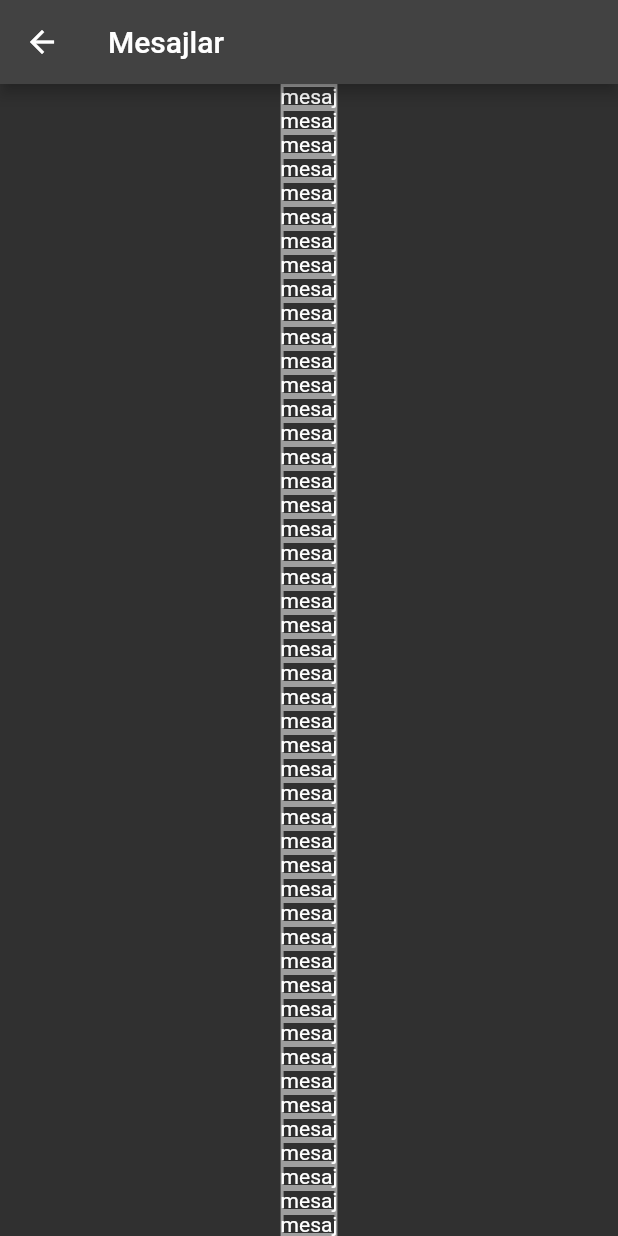
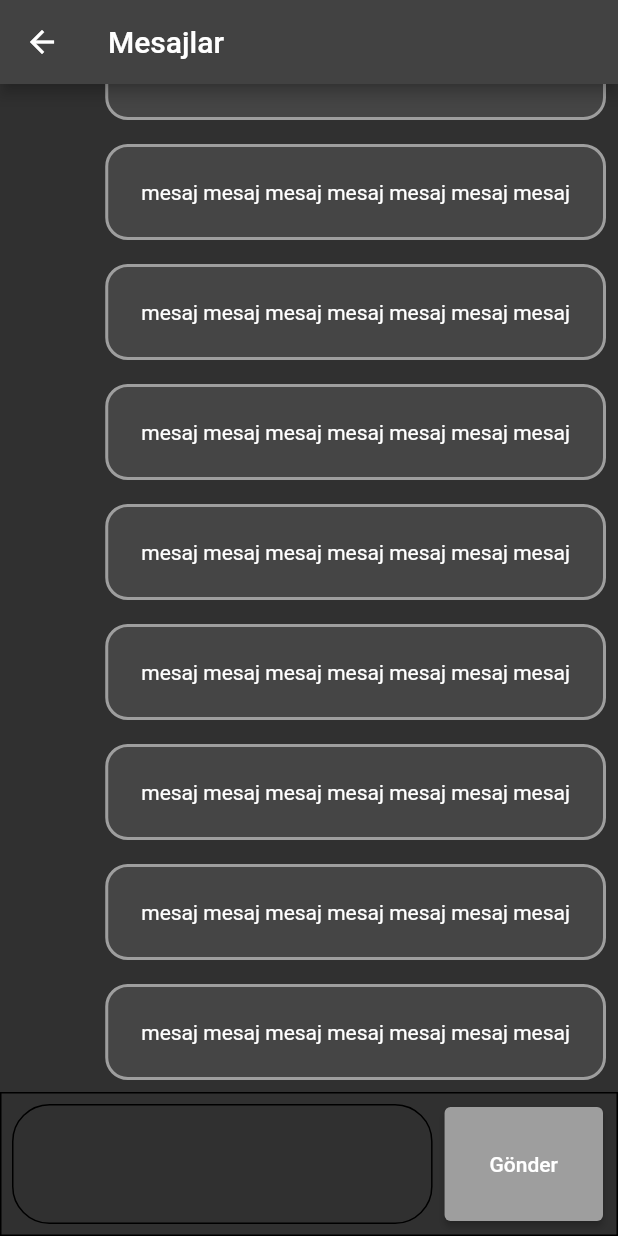
Before and after one commit to dilberates/Student_Communication_App, a Flutter app: the screen it shows after launch, after a tap on "Mesajlar", on a phone screen of 412 x 824 dp. Run offline on Flutter 3.47's test engine with Material 2 defaults, Android fonts, the phone set to English and light mode, and no system bars.

Commit message:
Message Page
Messages Page tasarımı yapılmış oldu.

```diff
--- a/lib/main.dart
+++ b/lib/main.dart
@@ -33,6 +33,46 @@ class MyHomePage extends StatelessWidget {
     return Scaffold(
       appBar: AppBar(
         title: Text(title),
+      ),
+      drawer: Drawer(
+        child: ListView(
+          padding: EdgeInsets.zero,
+          children: [
+            const DrawerHeader(
+              decoration: BoxDecoration(
+                color: Colors.black26,
+              ),
+              child: Text('Menü'),
+            ),
+            ListTile(
+              title: const Text('Öğrenciler'),
+              onTap: () {
+                Navigator.of(context).push(
+                    MaterialPageRoute(builder:
+                        (context)=>StudentsPage()
+                    ));
+              },
+            ),
+            ListTile(
+              title: const Text('Öğretmenler'),
+              onTap: () {
+                Navigator.of(context).push(
+                    MaterialPageRoute(builder:
+                        (context)=>TeachersPage()
+                    ));
+              },
+            ),
+            ListTile(
+              title: const Text('Mesajlar'),
+              onTap: () {
+                Navigator.of(context).push(
+                    MaterialPageRoute(builder:
+                        (context)=>MessagesPage()
+                    ));
+              },
+            ),
+          ],
+        ),
       ),
       body: Center(
         child: Column(
--- a/lib/pages/ messages_page.dart
+++ b/lib/pages/ messages_page.dart
@@ -1,3 +1,5 @@
+import 'dart:math';
+
 import 'package:flutter/material.dart';
 
 class MessagesPage extends StatefulWidget {
@@ -12,22 +14,77 @@ class _MessagesPageState extends State<MessagesPage> {
   Widget build(BuildContext context) {
     return Scaffold(
         appBar: AppBar(title: Text('Mesajlar'),),
-        body: Center(child:
-        ListView.builder(
-          itemBuilder: (context,index){
-          bool benMiyim =true;
-          return Align(
-            alignment: Alignment.center,
-            child:DecoratedBox(
+        body: Column(
+          children:[ Expanded(
+            child: ListView.builder(
+              reverse: true,
+              itemBuilder: (context,index){
+              bool benMiyim =Random().nextBool();
+              return Align(
+                alignment: benMiyim ? Alignment.centerRight : Alignment.centerLeft,
+                child:Padding(
+                  padding: const EdgeInsets.all(8.0),
+                  child: DecoratedBox(
+                    decoration: BoxDecoration(
+                      border: Border.all(
+                          color: Colors.grey,
+                          width: 2,
+                      ),
+                      borderRadius: BorderRadius.all(Radius.circular(15)),
+                      color: Colors.white10
+                    ),
+                    child: Padding(
+                      padding: const EdgeInsets.all(24.0),
+                        child: Text('mesaj mesaj mesaj mesaj mesaj mesaj mesaj')),
+                  ),
+                ),
+              );
+              },
+            ),
+          ),
+            DecoratedBox(
               decoration: BoxDecoration(
-                border: Border.all(color: Colors.grey,width: 2)
+                border: Border.all(),
               ),
-              child: Text('mesaj'),
+              child: Row(
+                children: [
+                       Expanded(
+                         child: Padding(
+                           padding: const EdgeInsets.all(8.0),
+                           child: DecoratedBox(
+                             decoration: BoxDecoration(
+                               border: Border.all(),
+                               borderRadius: BorderRadius.all(
+                                   Radius.circular(25.0)
+                               )
+                             ),
+                             child: Padding(
+                               padding: const EdgeInsets.all(16.0),
+                               child: TextField(
+                                 decoration: InputDecoration(
+                                   border: InputBorder.none,
+                                 ),
+                               ),
+                             ),
+                           ),
+                         ),
+                       ),
+                  Padding(
+                    padding: const EdgeInsets.only(right: 10.0),
+                    child: ElevatedButton(
+                        style: ElevatedButton.styleFrom(
+                            primary: Colors.grey,
+                            padding: const EdgeInsets.symmetric(vertical: 30.0,horizontal: 30.0)
+                        ),
+                        onPressed: (){},
+                        child: const Text('Gönder')),
+                  ),
+                ],
+              ),
             ),
-          );
-          },
+        ],
         ),
-        ),
+
     );
   }
 }
```
